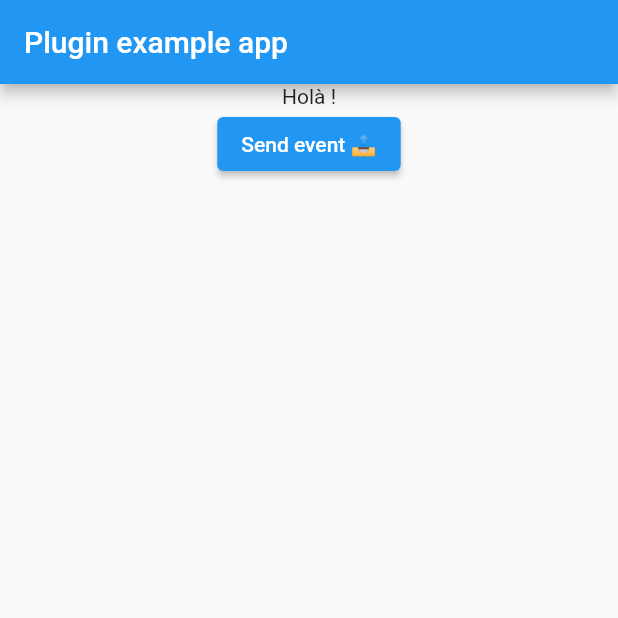
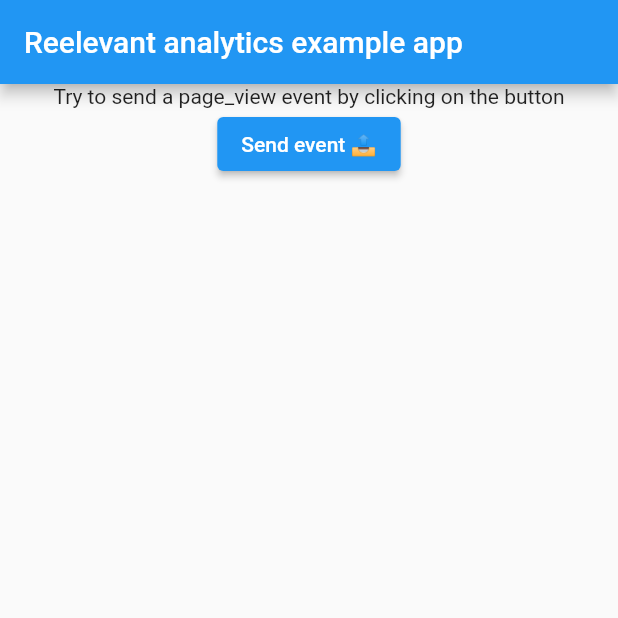
Before and after one commit to reelevant-tech/analytics-flutter, a Flutter app: the screen it shows after launch, on a phone screen of 412 x 824 dp, the top half of it. Run offline on Flutter 3.47's test engine with Material 2 defaults, Android fonts, the phone set to English and light mode, and no system bars; our stand-ins replace plugin_platform_interface, shared_preferences.

Commit message:
improv: update example app

```diff
--- a/example/lib/main.dart
+++ b/example/lib/main.dart
@@ -15,8 +15,8 @@ class MyApp extends StatefulWidget {
 
 class _MyAppState extends State<MyApp> {
   final _reelevantAnalyticsPlugin = ReelevantAnalytics(
-      companyId: '57a32a503ac78e0f003e6713',
-      datasourceId: '63442674385b000300a4d532');
+      companyId: '', // Ask your customer success team
+      datasourceId: ''); // Ask your customer success team
 
   @override
   void initState() {
@@ -28,12 +28,13 @@ class _MyAppState extends State<MyApp> {
     return MaterialApp(
       home: Scaffold(
         appBar: AppBar(
-          title: const Text('Plugin example app'),
+          title: const Text('Reelevant analytics example app'),
         ),
         body: Center(
             child: Column(
           children: [
-            const Text('Holà !'),
+            const Text(
+                'Try to send a page_view event by clicking on the button'),
             ElevatedButton(
               onPressed: () {
                 var event = _reelevantAnalyticsPlugin.pageView(labels: {});
```
